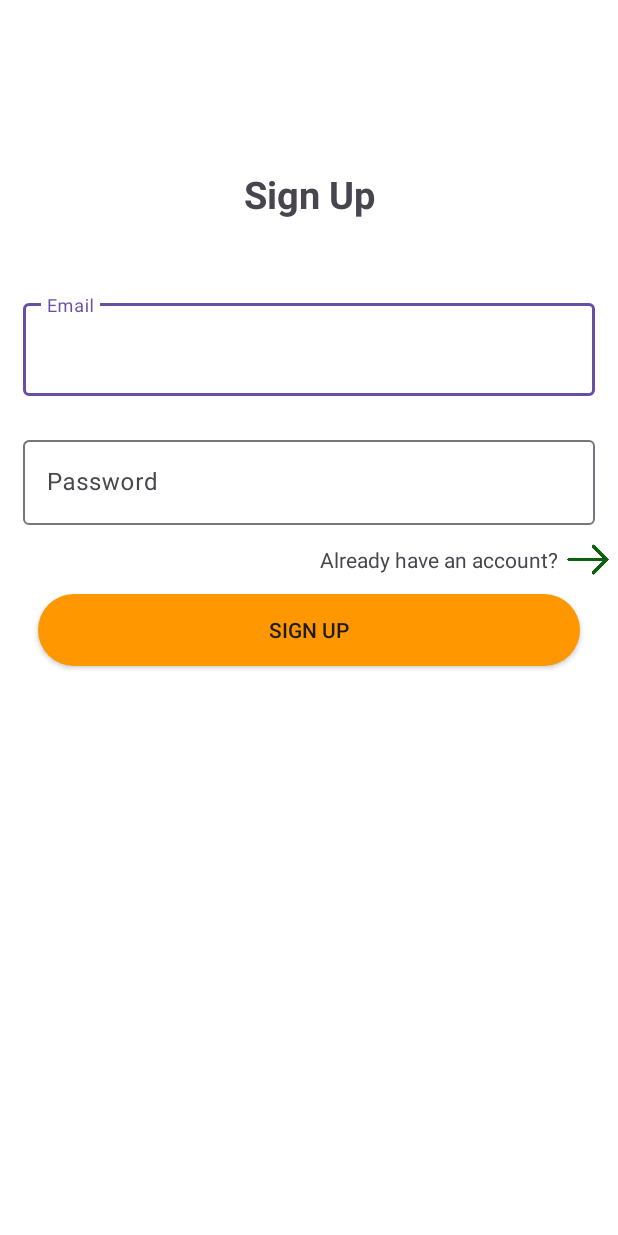
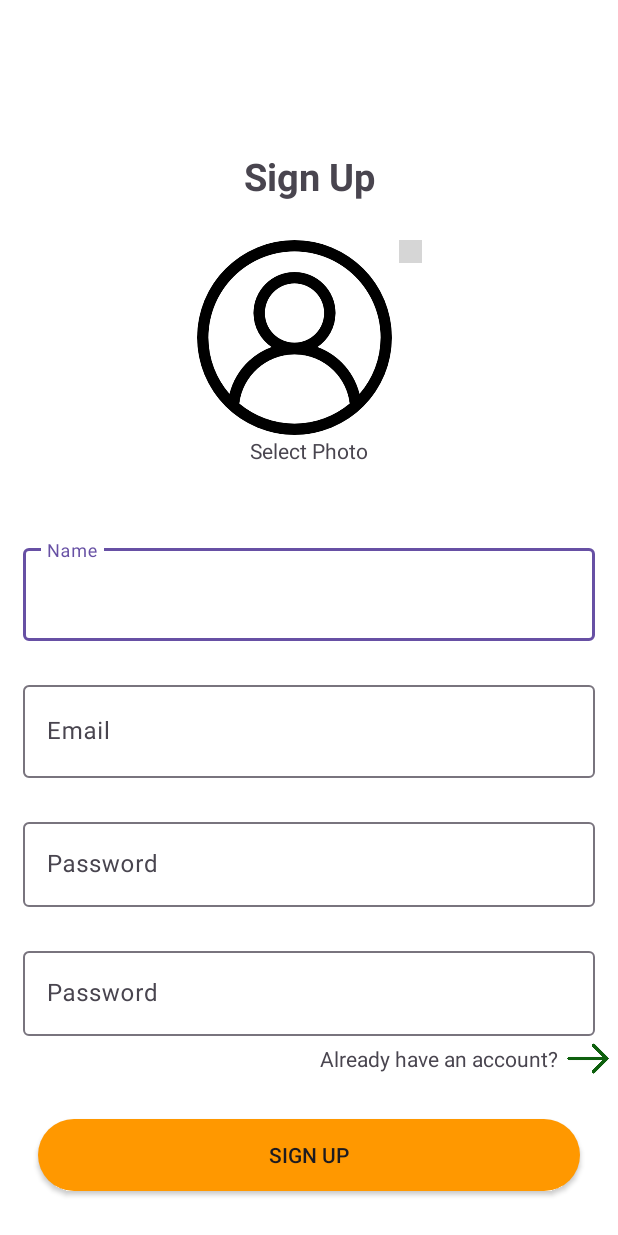
Before and after one commit to serhatkutlu/buybuy, an Android app: the layout fragment_signup.xml on its own in the app's theme, with its tools: preview values and no code run, on a phone screen of 412 x 824 dp. Run offline under Robolectric (Android 15) with nearby library versions, the phone set to English and light mode, and no system bars; grey boxes are pictures that could not be loaded.

Commit message:
feat: Added fragment class and navGraph

```diff
--- a/app/build.gradle.kts
+++ b/app/build.gradle.kts
@@ -54,12 +54,17 @@ dependencies {
     implementation(libs.firebase.auth)
     implementation(libs.firebase.firestore)
     implementation(libs.firebase.storage)
+    implementation(libs.androidx.navigation.fragment.ktx)
+    implementation(libs.androidx.navigation.ui.ktx)
     testImplementation(libs.junit)
     androidTestImplementation(libs.androidx.junit)
     androidTestImplementation(libs.androidx.espresso.core)
 
     implementation(libs.androidx.drawerlayout)
 
+
+    //circleimageview
+    implementation ("de.hdodenhof:circleimageview:3.1.0")
     // Apply Hilt Gradle plugin
     implementation ("com.google.dagger:hilt-android:2.51.1")
     kapt ("com.google.dagger:hilt-android-compiler:2.51.1")
--- a/app/src/main/java/com/example/buybuy/MainActivity.kt
+++ b/app/src/main/java/com/example/buybuy/MainActivity.kt
@@ -7,6 +7,7 @@ import androidx.appcompat.app.AppCompatActivity
 import androidx.core.view.GravityCompat
 import com.example.buybuy.data.source.remote.FakeStoreApi
 import com.example.buybuy.databinding.ActivityMainBinding
+import com.example.buybuy.ui.login.LoginFragment
 import dagger.hilt.android.AndroidEntryPoint
 import javax.inject.Inject
 
--- a/app/src/main/res/layout/activity_main.xml
+++ b/app/src/main/res/layout/activity_main.xml
@@ -17,7 +17,7 @@
 
     <androidx.fragment.app.FragmentContainerView
         android:id="@+id/fragmentContainerView"
-        android:name="com.example.buybuy.LoginFragment"
+        android:name="com.example.buybuy.ui.login.LoginFragment"
         android:layout_width="match_parent"
         android:layout_height="match_parent"
         app:layout_constraintBottom_toBottomOf="parent"
--- a/app/src/main/res/layout/fragment_forgot_password.xml
+++ b/app/src/main/res/layout/fragment_forgot_password.xml
@@ -54,7 +54,7 @@
         android:layout_width="match_parent"
         android:layout_height="wrap_content"
         android:layout_marginTop="112dp"
-        android:text="@string/fragment_forgot_password_fogotpassword"
+        android:text="@string/fragment_forgot_password_forgot_password"
         android:textAlignment="center"
         android:textSize="25sp"
         android:textStyle="bold"
--- a/app/src/main/res/layout/fragment_signup.xml
+++ b/app/src/main/res/layout/fragment_signup.xml
@@ -7,9 +7,8 @@
     android:background="@color/white"
     android:orientation="vertical">
 
-
     <com.google.android.material.textfield.TextInputLayout
-        android:id="@+id/et_email"
+        android:id="@+id/et_name"
         android:layout_width="match_parent"
         android:layout_height="wrap_content"
         android:layout_marginStart="15dp"
@@ -19,7 +18,28 @@
         app:layout_constraintEnd_toEndOf="parent"
         app:layout_constraintHorizontal_bias="0.5"
         app:layout_constraintStart_toStartOf="parent"
-        app:layout_constraintTop_toBottomOf="@id/tv_Login">
+        app:layout_constraintTop_toBottomOf="@id/iv_profile">
+
+        <com.google.android.material.textfield.TextInputEditText
+            style="@style/ThemeOverlay.Material3.TextInputEditText.OutlinedBox"
+            android:layout_width="match_parent"
+            android:layout_height="wrap_content"
+            android:hint="@string/fragment_signup_name"
+            android:inputType="textEmailAddress"
+            android:padding="20dp" />
+    </com.google.android.material.textfield.TextInputLayout>
+    <com.google.android.material.textfield.TextInputLayout
+        android:id="@+id/et_email"
+        android:layout_width="match_parent"
+        android:layout_height="wrap_content"
+        android:layout_marginStart="15dp"
+        android:layout_marginTop="24dp"
+        android:layout_marginEnd="15dp"
+        android:layout_marginBottom="20dp"
+        app:layout_constraintEnd_toEndOf="parent"
+        app:layout_constraintHorizontal_bias="0.5"
+        app:layout_constraintStart_toStartOf="parent"
+        app:layout_constraintTop_toBottomOf="@id/et_name">
 
         <com.google.android.material.textfield.TextInputEditText
             style="@style/ThemeOverlay.Material3.TextInputEditText.OutlinedBox"
@@ -34,7 +54,7 @@
         android:id="@+id/tv_Login"
         android:layout_width="match_parent"
         android:layout_height="wrap_content"
-        android:layout_marginTop="112dp"
+        android:layout_marginTop="100dp"
         android:text="@string/fragment_signup_signup"
         android:textAlignment="center"
         android:textSize="25sp"
@@ -44,19 +64,58 @@
         app:layout_constraintStart_toStartOf="parent"
         app:layout_constraintTop_toTopOf="parent" />
 
+
+    <FrameLayout
+        android:id="@+id/iv_profile"
+        android:layout_width="150.dp"
+        android:layout_height="150.dp"
+        android:layout_marginTop="25dp"
+        app:layout_constraintEnd_toEndOf="parent"
+        app:layout_constraintHorizontal_bias="0.5"
+        app:layout_constraintStart_toStartOf="parent"
+        app:layout_constraintTop_toBottomOf="@id/tv_Login"
+        >
+
+
+        <ImageView
+
+            android:layout_width="15dp"
+            android:layout_height="15dp"
+            android:src="@drawable/close"
+            android:layout_gravity="end|top"
+            />
+
+    <de.hdodenhof.circleimageview.CircleImageView
+        android:layout_width="130dp"
+        android:layout_height="130dp"
+        android:layout_gravity="top|start"
+        android:src="@drawable/profile"
+       />
+
+    <TextView
+        android:layout_width="wrap_content"
+        android:layout_height="wrap_content"
+        android:text="@string/fragment_signup_select_photo"
+        android:layout_gravity="bottom|center"
+        app:layout_constraintEnd_toEndOf="parent"
+        app:layout_constraintHorizontal_bias="0.5"
+        app:layout_constraintStart_toStartOf="parent"
+        app:layout_constraintTop_toBottomOf="@id/iv_profile" />
+
+    </FrameLayout>
+
     <androidx.appcompat.widget.AppCompatButton
         android:id="@+id/button_login"
         android:layout_width="match_parent"
         android:layout_height="wrap_content"
         android:layout_marginStart="25dp"
+        android:layout_marginTop="25.dp"
         android:layout_marginEnd="25dp"
-        android:layout_marginBottom="380dp"
         android:background="@drawable/button_bg_orange"
         android:text="@string/fragment_signup_signup"
-        app:layout_constraintBottom_toBottomOf="parent"
         app:layout_constraintEnd_toEndOf="parent"
-        app:layout_constraintHorizontal_bias="1.0"
-        app:layout_constraintStart_toStartOf="parent" />
+        app:layout_constraintStart_toStartOf="parent"
+        app:layout_constraintTop_toBottomOf="@id/ll_already" />
 
     <com.google.android.material.textfield.TextInputLayout
         android:id="@+id/et_password"
@@ -78,17 +137,37 @@
 
     </com.google.android.material.textfield.TextInputLayout>
 
+    <com.google.android.material.textfield.TextInputLayout
+        android:id="@+id/et_password2"
+        android:layout_width="match_parent"
+        android:layout_height="wrap_content"
+        android:layout_marginStart="15dp"
+        android:layout_marginTop="24dp"
+        android:layout_marginEnd="15dp"
+        app:layout_constraintEnd_toEndOf="parent"
+        app:layout_constraintHorizontal_bias="1.0"
+        app:layout_constraintStart_toStartOf="parent"
+        app:layout_constraintTop_toBottomOf="@+id/et_password">
+
+        <com.google.android.material.textfield.TextInputEditText
+            android:layout_width="match_parent"
+            android:layout_height="wrap_content"
+            android:hint="@string/fragment_signup_password"
+            android:inputType="textPassword" />
+
+    </com.google.android.material.textfield.TextInputLayout>
+
     <LinearLayout
+        android:id="@+id/ll_already"
         android:layout_width="200dp"
         android:layout_height="30dp"
         android:orientation="horizontal"
-        app:layout_constraintBottom_toTopOf="@+id/button_login"
         app:layout_constraintEnd_toEndOf="parent"
-        app:layout_constraintTop_toBottomOf="@+id/et_password">
+        app:layout_constraintTop_toBottomOf="@+id/et_password2">
 
 
         <TextView
-            android:id="@+id/tv_forgot_password"
+            android:id="@+id/tv_already"
             android:layout_width="0dp"
             android:layout_height="match_parent"
             android:layout_weight="0.8"
--- /dev/null
+++ b/app/src/main/res/navigation/main_nav_graph.xml
@@ -0,0 +1,6 @@
+<?xml version="1.0" encoding="utf-8"?>
+<navigation xmlns:android="http://schemas.android.com/apk/res/android"
+    xmlns:app="http://schemas.android.com/apk/res-auto"
+    android:id="@+id/main_nav_graph">
+
+</navigation>
--- a/app/src/main/res/values/colors.xml
+++ b/app/src/main/res/values/colors.xml
@@ -5,7 +5,7 @@
     <color name="background">#FFFFFFFF</color>
     <color name="red">#FFFF0000</color>
     <color name="green">#0E600E</color>
-    <color name="blue">#FF0000FF</color>
+    <color name="blue">#2424AC</color>
     <color name="orange">#ff9800</color>"
     <color name="light_grey">#E4E3E3</color>
     <color name="transparent">#00E4E3E3</color>
--- a/app/src/main/res/values/strings.xml
+++ b/app/src/main/res/values/strings.xml
@@ -9,15 +9,19 @@
     <string name="fragment_login_login">Login</string>
     <string name="fragment_login_email">Email</string>">
     <string name="fragment_login_password">Password</string>">
+    <string name="fragment_login_create_account">Doesn\'t have an account?<font color="#FFFF9800"> Sign Up</font></string>">
     <string name="fragment_login_forgot_password">Forgot Password?</string>">
     <string name="fragment_login_Login_button">LOGIN</string>">
 
     <string name="fragment_signup_signup">Sign Up</string>">
     <string name="fragment_signup_email">Email</string>">
+    <string name="fragment_signup_name">Name</string>">
     <string name="fragment_signup_password">Password</string>">
+    <string name="fragment_signup_select_photo">Select Photo</string>">
+
     <string name="fragment_signup_already_have_an_account">Already have an account?</string>">
 
-    <string name="fragment_forgot_password_fogotpassword">Forgot Password</string>
+    <string name="fragment_forgot_password_forgot_password">Forgot Password</string>
     <string name="fragment_forgot_password_new_password">new password</string>">
     <string name="fragment_forgot_password_new_password_again">new password again</string>">
     <string name="fragment_forgot_password_email">Email</string>">
--- a/gradle/libs.versions.toml
+++ b/gradle/libs.versions.toml
@@ -14,6 +14,8 @@ googleGmsGoogleServices = "4.4.2"
 firebaseAuth = "23.0.0"
 firebaseFirestore = "25.0.0"
 firebaseStorage = "21.0.0"
+navigationFragmentKtx = "2.7.7"
+navigationUiKtx = "2.7.7"
 
 
 
@@ -32,6 +34,8 @@ androidx-constraintlayout = { group = "androidx.constraintlayout", name = "const
 firebase-auth = { group = "com.google.firebase", name = "firebase-auth", version.ref = "firebaseAuth" }
 firebase-firestore = { group = "com.google.firebase", name = "firebase-firestore", version.ref = "firebaseFirestore" }
 firebase-storage = { group = "com.google.firebase", name = "firebase-storage", version.ref = "firebaseStorage" }
+androidx-navigation-fragment-ktx = { group = "androidx.navigation", name = "navigation-fragment-ktx", version.ref = "navigationFragmentKtx" }
+androidx-navigation-ui-ktx = { group = "androidx.navigation", name = "navigation-ui-ktx", version.ref = "navigationUiKtx" }
 
 [plugins]
 
```
Also changed, not shown: app/src/main/java/com/example/buybuy/LoginFragment.kt (deleted, +0 -37 lines), app/src/main/java/com/example/buybuy/ui/forgotPassword/forgotPasswordFragment.kt (added, +18 -0 lines), app/src/main/java/com/example/buybuy/ui/login/LoginFragment.kt (added, +26 -0 lines), app/src/main/java/com/example/buybuy/ui/signup/SignupFragment.kt (added, +17 -0 lines), app/src/main/java/com/example/buybuy/util/ViewBindingDelegate.kt (added, +28 -0 lines), app/src/main/res/layout/fragment_login.xml (+17 -5 lines), app/src/main/res/navigation/login_nav_graph.xml (added, +38 -0 lines).
